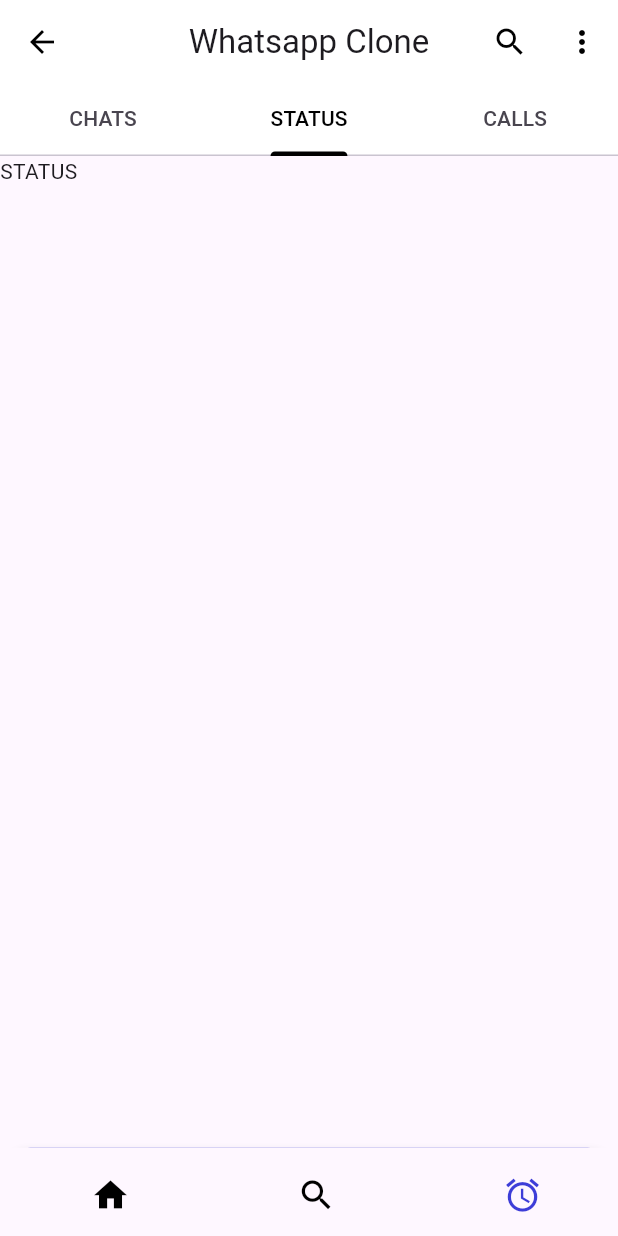
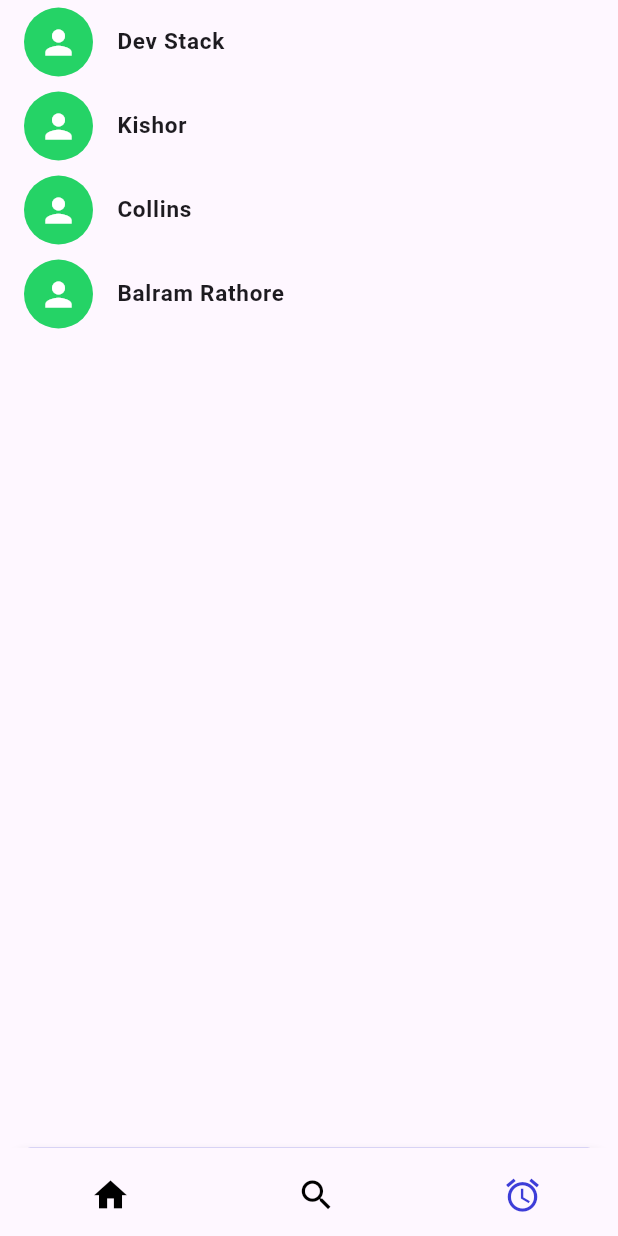
Before and after one commit to fragilebanana16/flutter_course, a Flutter app: the Application screen opened by its route, item 3 of the bottom bar chosen, on a phone screen of 412 x 824 dp. Run offline on Flutter 3.47's test engine with Material 3 defaults, Android fonts, the phone set to English and light mode, and no system bars; our stand-ins replace chewie, dio, dots_indicator, flutter_riverpod, flutter_screenutil, flutter_svg and 5 more; accounts and stored records are empty; generated files the repository leaves out were written again; network calls fail.

Commit message:
主页选择角色后chat，模拟用户账号

```diff
--- a/lib/pages/application/widgets/app_widgets.dart
+++ b/lib/pages/application/widgets/app_widgets.dart
@@ -2,6 +2,7 @@ import 'package:flutter/material.dart';
 import 'package:flutter_course/common/models/chat.dart';
 import 'package:flutter_course/common/utils/app_colors.dart';
 import 'package:flutter_course/common/widgets/image_widget.dart';
+import 'package:flutter_course/pages/chat/views/chatStartScreen.dart';
 import 'package:flutter_course/pages/chat/views/homescreen.dart';
 import 'package:flutter_course/pages/home/view/home.dart';
 import 'package:flutter_screenutil/flutter_screenutil.dart';
@@ -37,59 +38,12 @@ Widget _bottomContainer(
 }
 
 Widget appScreens({int index = 0}) {
-  ChatModel sourceChat = ChatModel(
-    name: "source",
-    isGroup: false,
-    currentMessage: "source Hi Everyone",
-    time: "source 4:00",
-    icon: "source person.svg",
-    id: 999,
-  );
-
-  List<ChatModel> chatmodels = [
-    ChatModel(
-      name: "Dev Stack",
-      isGroup: false,
-      currentMessage: "Hi Everyone",
-      time: "4:00",
-      icon: "person.svg",
-      id: 1,
-    ),
-    ChatModel(
-      name: "Kishor",
-      isGroup: false,
-      currentMessage: "Hi Kishor",
-      time: "13:00",
-      icon: "person.svg",
-      id: 2,
-    ),
-    ChatModel(
-      name: "Collins",
-      isGroup: false,
-      currentMessage: "Hi Dev Stack",
-      time: "8:00",
-      icon: "person.svg",
-      id: 3,
-    ),
-    ChatModel(
-      name: "Balram Rathore",
-      isGroup: false,
-      currentMessage: "Hi Dev Stack",
-      time: "2:00",
-      icon: "person.svg",
-      id: 4,
-    ),
-  ];
-
   List<Widget> screens = [
     const Home(),
     Center(
       child: AppIcon(icon: Icons.wallet, size: 200),
     ),
-    Homescreen(
-      chatmodels: chatmodels,
-      sourchat: sourceChat,
-    )
+    ChatStartScreen()
   ];
 
   return screens[index];
--- a/lib/pages/chat/views/chatPage.dart
+++ b/lib/pages/chat/views/chatPage.dart
@@ -4,10 +4,10 @@ import 'package:flutter_course/pages/chat/views/Widgets/customCard.dart';
 import 'package:flutter_course/pages/chat/views/selectContact.dart';
 
 class ChatPage extends StatefulWidget {
-  ChatPage({Key? key, required this.chatmodels, required this.sourchat})
+  ChatPage({Key? key, required this.chatmodels, required this.sourcechat})
       : super(key: key);
   final List<ChatModel> chatmodels;
-  final ChatModel sourchat;
+  final ChatModel sourcechat;
 
   @override
   _ChatPageState createState() => _ChatPageState();
@@ -31,7 +31,7 @@ class _ChatPageState extends State<ChatPage> {
         itemCount: widget.chatmodels.length,
         itemBuilder: (contex, index) => CustomCard(
           chatModel: widget.chatmodels[index],
-          sourchat: widget.sourchat,
+          sourcechat: widget.sourcechat,
         ),
       ),
     );
--- /dev/null
+++ b/lib/pages/chat/views/chatStartScreen.dart
@@ -0,0 +1,80 @@
+import 'package:flutter/material.dart';
+import 'package:flutter_course/common/models/chat.dart';
+import 'package:flutter_course/pages/chat/views/Widgets/buttonCard.dart';
+import 'package:flutter_course/pages/chat/views/homescreen.dart';
+
+class ChatStartScreen extends StatefulWidget {
+  ChatStartScreen({Key? key}) : super(key: key);
+
+  @override
+  _ChatStartScreenState createState() => _ChatStartScreenState();
+}
+
+class _ChatStartScreenState extends State<ChatStartScreen> {
+  late ChatModel sourceChat;
+  List<ChatModel> chatmodels = [
+    ChatModel(
+      name: "Dev Stack",
+      isGroup: false,
+      currentMessage: "Hi Everyone",
+      time: "4:00",
+      icon: "person.svg",
+      id: 1,
+    ),
+    ChatModel(
+      name: "Kishor",
+      isGroup: false,
+      currentMessage: "Hi Kishor",
+      time: "13:00",
+      icon: "person.svg",
+      id: 2,
+    ),
+    ChatModel(
+      name: "Collins",
+      isGroup: false,
+      currentMessage: "Hi Dev Stack",
+      time: "8:00",
+      icon: "person.svg",
+      id: 3,
+    ),
+    ChatModel(
+      name: "Balram Rathore",
+      isGroup: false,
+      currentMessage: "Hi Dev Stack",
+      time: "2:00",
+      icon: "person.svg",
+      id: 4,
+    ),
+
+    // ChatModel(
+    //   name: "NodeJs Group",
+    //   isGroup: true,
+    //   currentMessage: "New NodejS Post",
+    //   time: "2:00",
+    //   icon: "group.svg",
+    // ),
+  ];
+  @override
+  Widget build(BuildContext context) {
+    return Scaffold(
+      body: ListView.builder(
+          itemCount: chatmodels.length,
+          itemBuilder: (contex, index) => InkWell(
+                onTap: () {
+                  sourceChat = chatmodels.removeAt(index);
+                  Navigator.pushReplacement(
+                      context,
+                      MaterialPageRoute(
+                          builder: (builder) => Homescreen(
+                                chatmodels: chatmodels,
+                                sourcechat: sourceChat,
+                              )));
+                },
+                child: ButtonCard(
+                  name: chatmodels[index].name,
+                  icon: Icons.person,
+                ),
+              )),
+    );
+  }
+}
--- a/lib/pages/chat/views/homescreen.dart
+++ b/lib/pages/chat/views/homescreen.dart
@@ -3,10 +3,10 @@ import 'package:flutter_course/common/models/chat.dart';
 import 'package:flutter_course/pages/chat/views/chatPage.dart';
 
 class Homescreen extends StatefulWidget {
-  Homescreen({Key? key, required this.chatmodels, required this.sourchat})
+  Homescreen({Key? key, required this.chatmodels, required this.sourcechat})
       : super(key: key);
   final List<ChatModel> chatmodels;
-  final ChatModel sourchat;
+  final ChatModel sourcechat;
 
   @override
   _HomescreenState createState() => _HomescreenState();
@@ -84,7 +84,7 @@ class _HomescreenState extends State<Homescreen>
           // CameraPage(),
           ChatPage(
             chatmodels: widget.chatmodels,
-            sourchat: widget.sourchat,
+            sourcechat: widget.sourcechat,
           ),
           Text("STATUS"),
           Text("Calls"),
--- a/lib/pages/chat/views/individualPage.dart
+++ b/lib/pages/chat/views/individualPage.dart
@@ -10,10 +10,10 @@ import 'package:flutter_svg/svg.dart';
 import 'package:socket_io_client/socket_io_client.dart' as IO;
 
 class IndividualPage extends StatefulWidget {
-  IndividualPage({Key? key, required this.chatModel, required this.sourchat})
+  IndividualPage({Key? key, required this.chatModel, required this.sourcechat})
       : super(key: key);
   final ChatModel chatModel;
-  final ChatModel sourchat;
+  final ChatModel sourcechat;
 
   @override
   _IndividualPageState createState() => _IndividualPageState();
@@ -327,7 +327,7 @@ class _IndividualPageState extends State<IndividualPage> {
                                             curve: Curves.easeOut);
                                         sendMessage(
                                             _controller.text,
-                                            widget.sourchat.id,
+                                            widget.sourcechat.id,
                                             widget.chatModel.id);
                                         _controller.clear();
                                         setState(() {
```
Also changed, not shown: lib/pages/chat/views/Widgets/customCard.dart (+4 -3 lines).
